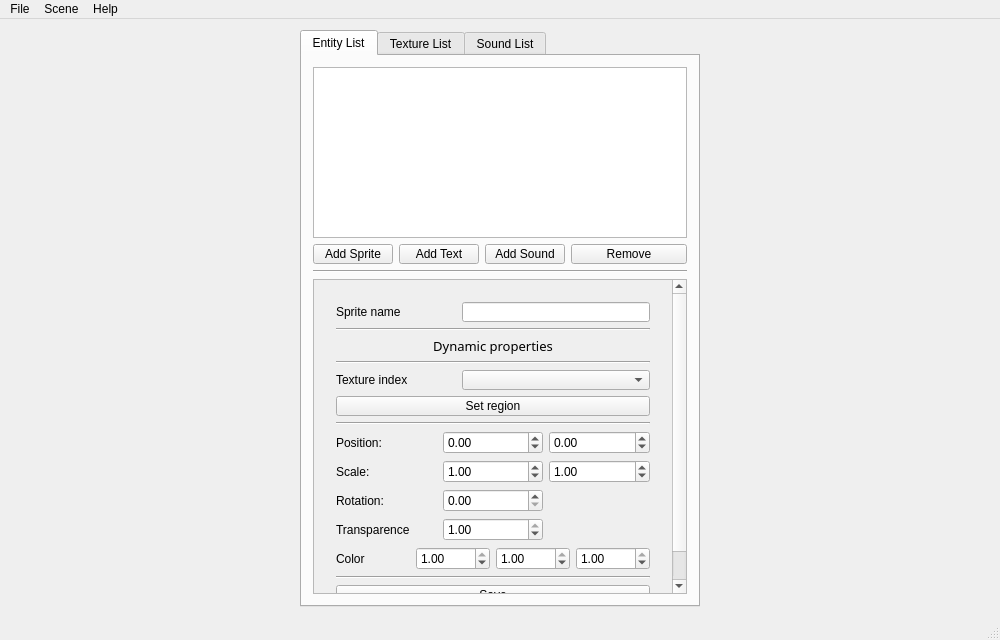
Old version of the form forms/MainWindow.ui in the repository AndreyTulyakov/LightRabbit-Clipsed.
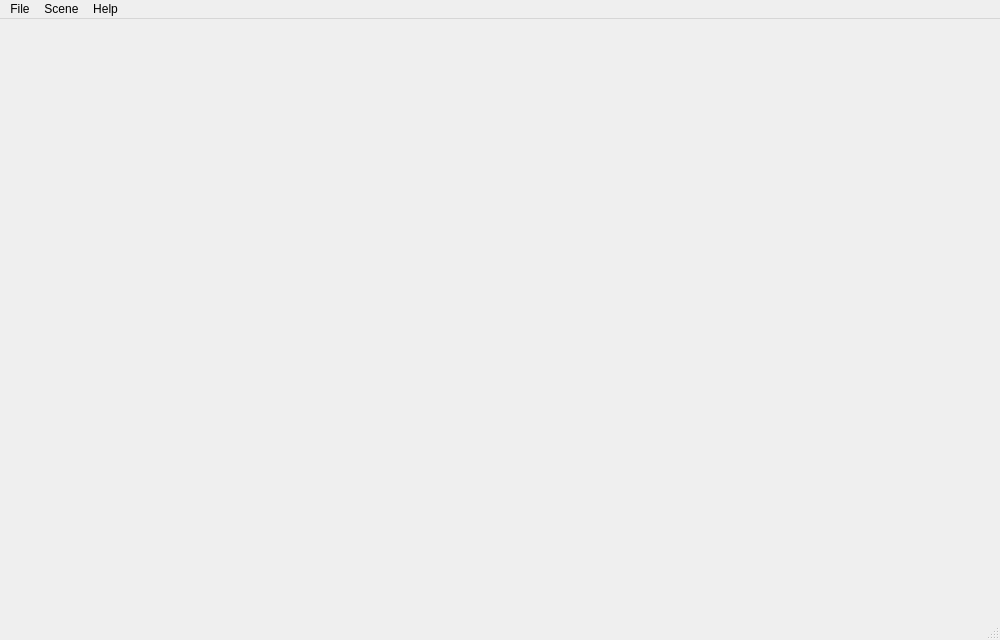
New version of the form. The open tabs and pages were chosen to show the change.

Commit message: Created TimeLineWidget and TimeLineContainerWidget

The edit to the form file:
```diff
--- a/forms/MainWindow.ui
+++ b/forms/MainWindow.ui
@@ -32,616 +32,12 @@
    <bool>false</bool>
   </property>
   <widget class="QWidget" name="centralWidget">
-   <layout class="QHBoxLayout" name="horizontalLayout_2">
-    <item>
-     <widget class="QTabWidget" name="ListTabs">
-      <property name="sizePolicy">
-       <sizepolicy hsizetype="Fixed" vsizetype="Expanding">
-        <horstretch>0</horstretch>
-        <verstretch>0</verstretch>
-       </sizepolicy>
-      </property>
-      <property name="minimumSize">
-       <size>
-        <width>400</width>
-        <height>330</height>
-       </size>
-      </property>
-      <property name="maximumSize">
-       <size>
-        <width>400</width>
-        <height>1000</height>
-       </size>
-      </property>
-      <property name="tabPosition">
-       <enum>QTabWidget::North</enum>
-      </property>
-      <property name="tabShape">
-       <enum>QTabWidget::Rounded</enum>
-      </property>
-      <property name="currentIndex">
-       <number>0</number>
-      </property>
-      <property name="elideMode">
-       <enum>Qt::ElideNone</enum>
-      </property>
-      <property name="usesScrollButtons">
-       <bool>false</bool>
-      </property>
-      <widget class="QWidget" name="tab_Entity">
-       <attribute name="title">
-        <string>Entity List</string>
-       </attribute>
-       <layout class="QGridLayout" name="gridLayout_4">
-        <item row="3" column="0">
-         <layout class="QGridLayout" name="gridLayout_5">
-          <item row="0" column="2">
-           <widget class="QPushButton" name="AddText">
-            <property name="maximumSize">
-             <size>
-              <width>80</width>
-              <height>20</height>
-             </size>
-            </property>
-            <property name="text">
-             <string>Add Text</string>
-            </property>
-           </widget>
-          </item>
-          <item row="0" column="0">
-           <widget class="QPushButton" name="AddSprite">
-            <property name="maximumSize">
-             <size>
-              <width>80</width>
-              <height>20</height>
-             </size>
-            </property>
-            <property name="text">
-             <string>Add Sprite</string>
-            </property>
-           </widget>
-          </item>
-          <item row="0" column="4">
-           <widget class="QPushButton" name="RemoveEntity">
-            <property name="maximumSize">
-             <size>
-              <width>120</width>
-              <height>20</height>
-             </size>
-            </property>
-            <property name="text">
-             <string>Remove</string>
-            </property>
-           </widget>
-          </item>
-          <item row="0" column="3">
-           <widget class="QPushButton" name="AddSound">
-            <property name="maximumSize">
-             <size>
-              <width>80</width>
-              <height>20</height>
-             </size>
-            </property>
-            <property name="text">
-             <string>Add Sound</string>
-            </property>
-           </widget>
-          </item>
-         </layout>
-        </item>
-        <item row="0" column="0">
-         <widget class="QListWidget" name="EntityListWidget"/>
-        </item>
-        <item row="5" column="0">
-         <widget class="QScrollArea" name="scrollArea">
-          <property name="widgetResizable">
-           <bool>true</bool>
-          </property>
-          <widget class="QWidget" name="scrollAreaWidgetContents">
-           <property name="geometry">
-            <rect>
-             <x>0</x>
-             <y>0</y>
-             <width>360</width>
-             <height>354</height>
-            </rect>
-           </property>
-           <layout class="QGridLayout" name="gridLayout_2">
-            <item row="0" column="0">
-             <widget class="QStackedWidget" name="tabProperty">
-              <property name="enabled">
-               <bool>true</bool>
-              </property>
-              <property name="sizePolicy">
-               <sizepolicy hsizetype="Expanding" vsizetype="Expanding">
-                <horstretch>0</horstretch>
-                <verstretch>0</verstretch>
-               </sizepolicy>
-              </property>
-              <property name="maximumSize">
-               <size>
-                <width>500</width>
-                <height>16777215</height>
-               </size>
-              </property>
-              <property name="currentIndex">
-               <number>2</number>
-              </property>
-              <widget class="QWidget" name="tab_EditSprite" native="true">
-               <layout class="QVBoxLayout" name="verticalLayout">
-                <item>
-                 <layout class="QHBoxLayout" name="horizontalLayout">
-                  <item>
-                   <widget class="QLabel" name="label">
-                    <property name="sizePolicy">
-                     <sizepolicy hsizetype="Preferred" vsizetype="Preferred">
-                      <horstretch>0</horstretch>
-                      <verstretch>0</verstretch>
-                     </sizepolicy>
-                    </property>
-                    <property name="maximumSize">
-                     <size>
-                      <width>120</width>
-                      <height>20</height>
-                     </size>
-                    </property>
-                    <property name="text">
-                     <string>Sprite name</string>
-                    </property>
-                   </widget>
-                  </item>
-                  <item>
-                   <widget class="QLineEdit" name="editSpriteName">
-                    <property name="sizePolicy">
-                     <sizepolicy hsizetype="Preferred" vsizetype="Fixed">
-                      <horstretch>0</horstretch>
-                      <verstretch>0</verstretch>
-                     </sizepolicy>
-                    </property>
-                    <property name="maximumSize">
-                     <size>
-                      <width>16777215</width>
-                      <height>20</height>
-                     </size>
-                    </property>
-                    <property name="text">
-                     <string/>
-                    </property>
-                   </widget>
-                  </item>
-                 </layout>
-                </item>
-                <item>
-                 <widget class="Line" name="line_3">
-                  <property name="orientation">
-                   <enum>Qt::Horizontal</enum>
-                  </property>
-                 </widget>
-                </item>
-                <item>
-                 <widget class="QLabel" name="label_7">
-                  <property name="font">
-                   <font>
-                    <family>Abyssinica SIL</family>
-                    <pointsize>10</pointsize>
-                   </font>
-                  </property>
-                  <property name="text">
-                   <string>Dynamic properties</string>
-                  </property>
-                  <property name="alignment">
-                   <set>Qt::AlignCenter</set>
-                  </property>
-                 </widget>
-                </item>
-                <item>
-                 <widget class="Line" name="line_5">
-                  <property name="orientation">
-                   <enum>Qt::Horizontal</enum>
-                  </property>
-                 </widget>
-                </item>
-                <item>
-                 <layout class="QHBoxLayout" name="horizontalLayout_3">
-                  <item>
-                   <widget class="QLabel" name="label_2">
-                    <property name="maximumSize">
-                     <size>
-                      <width>120</width>
-                      <height>20</height>
-                     </size>
-                    </property>
-                    <property name="text">
-                     <string>Texture index</string>
-                    </property>
-                   </widget>
-                  </item>
-                  <item>
-                   <widget class="QComboBox" name="cb_TextureSelector">
-                    <property name="maximumSize">
-                     <size>
-                      <width>16777215</width>
-                      <height>20</height>
-                     </size>
-                    </property>
-                   </widget>
-                  </item>
-                 </layout>
-                </item>
-                <item>
-                 <widget class="QPushButton" name="pushButton">
-                  <property name="maximumSize">
-                   <size>
-                    <width>16777215</width>
-                    <height>20</height>
-                   </size>
-                  </property>
-                  <property name="text">
-                   <string>Set region</string>
-                  </property>
-                 </widget>
-                </item>
-                <item>
-                 <widget class="Line" name="line_4">
-                  <property name="orientation">
-                   <enum>Qt::Horizontal</enum>
-                  </property>
-                 </widget>
-                </item>
-                <item>
-                 <layout class="QGridLayout" name="gridLayout_9">
-                  <item row="1" column="0">
-                   <widget class="QLabel" name="label_10">
-                    <property name="text">
-                     <string>Scale:</string>
-                    </property>
-                   </widget>
-                  </item>
-                  <item row="0" column="1">
-                   <widget class="QDoubleSpinBox" name="sb_PositionX">
-                    <property name="minimum">
-                     <double>-10000.000000000000000</double>
-                    </property>
-                    <property name="maximum">
-                     <double>10000.000000000000000</double>
-                    </property>
-                   </widget>
-                  </item>
-                  <item row="0" column="0">
-                   <widget class="QLabel" name="label_8">
-                    <property name="text">
-                     <string>Position:</string>
-                    </property>
-                   </widget>
-                  </item>
-                  <item row="0" column="2">
-                   <widget class="QDoubleSpinBox" name="sb_PositionY">
-                    <property name="minimum">
-                     <double>-10000.000000000000000</double>
-                    </property>
-                    <property name="maximum">
-                     <double>10000.000000000000000</double>
-                    </property>
-                   </widget>
-                  </item>
-                  <item row="1" column="2">
-                   <widget class="QDoubleSpinBox" name="sb_ScaleY">
-                    <property name="minimum">
-                     <double>0.010000000000000</double>
-                    </property>
-                    <property name="maximum">
-                     <double>1000.000000000000000</double>
-                    </property>
-                    <property name="singleStep">
-                     <double>0.100000000000000</double>
-                    </property>
-                    <property name="value">
-                     <double>1.000000000000000</double>
-                    </property>
-                   </widget>
-                  </item>
-                  <item row="2" column="0">
-                   <widget class="QLabel" name="label_9">
-                    <property name="text">
-                     <string>Rotation:</string>
-                    </property>
-                   </widget>
-                  </item>
-                  <item row="1" column="1">
-                   <widget class="QDoubleSpinBox" name="sb_ScaleX">
-                    <property name="minimum">
-                     <double>0.010000000000000</double>
-                    </property>
-                    <property name="maximum">
-                     <double>1000.000000000000000</double>
-                    </property>
-                    <property name="singleStep">
-                     <double>0.100000000000000</double>
-                    </property>
-                    <property name="value">
-                     <double>1.000000000000000</double>
-                    </property>
-                   </widget>
-                  </item>
-                  <item row="3" column="0">
-                   <widget class="QLabel" name="label_11">
-                    <property name="minimumSize">
-                     <size>
-                      <width>100</width>
-                      <height>0</height>
-                     </size>
-                    </property>
-                    <property name="text">
-                     <string>Transparence</string>
-                    </property>
-                   </widget>
-                  </item>
-                  <item row="2" column="1">
-                   <widget class="QDoubleSpinBox" name="sb_Rotation">
-                    <property name="maximum">
-                     <double>1000.000000000000000</double>
-                    </property>
-                   </widget>
-                  </item>
-                  <item row="3" column="1">
-                   <widget class="QDoubleSpinBox" name="sb_Alpha">
-                    <property name="maximum">
-                     <double>1.000000000000000</double>
-                    </property>
-                    <property name="singleStep">
-                     <double>0.010000000000000</double>
-                    </property>
-                    <property name="value">
-                     <double>1.000000000000000</double>
-                    </property>
-                   </widget>
-                  </item>
-                 </layout>
-                </item>
-                <item>
-                 <layout class="QGridLayout" name="gridLayout_7">
-                  <item row="4" column="0">
-                   <widget class="QLabel" name="label_12">
-                    <property name="text">
-                     <string>Color</string>
-                    </property>
-                   </widget>
-                  </item>
-                  <item row="4" column="3">
-                   <widget class="QDoubleSpinBox" name="sb_ColorB">
-                    <property name="maximum">
-                     <double>1.000000000000000</double>
-                    </property>
-                    <property name="singleStep">
-                     <double>0.010000000000000</double>
-                    </property>
-                    <property name="value">
-                     <double>1.000000000000000</double>
-                    </property>
-                   </widget>
-                  </item>
-                  <item row="4" column="1">
-                   <widget class="QDoubleSpinBox" name="sb_ColorR">
-                    <property name="maximum">
-                     <double>1.000000000000000</double>
-                    </property>
-                    <property name="singleStep">
-                     <double>0.010000000000000</double>
-                    </property>
-                    <property name="value">
-                     <double>1.000000000000000</double>
-                    </property>
-                   </widget>
-                  </item>
-                  <item row="4" column="2">
-                   <widget class="QDoubleSpinBox" name="sb_ColorG">
-                    <property name="maximum">
-                     <double>1.000000000000000</double>
-                    </property>
-                    <property name="singleStep">
-                     <double>0.010000000000000</double>
-                    </property>
-                    <property name="value">
-                     <double>1.000000000000000</double>
-                    </property>
-                   </widget>
-                  </item>
-                 </layout>
-                </item>
-                <item>
-                 <widget class="Line" name="line_6">
-                  <property name="orientation">
-                   <enum>Qt::Horizontal</enum>
-                  </property>
-                 </widget>
-                </item>
-                <item>
-                 <widget class="QPushButton" name="button_SaveProperties">
-                  <property name="maximumSize">
-                   <size>
-                    <width>16777215</width>
-                    <height>20</height>
-                   </size>
-                  </property>
-                  <property name="text">
-                   <string>Save</string>
-                  </property>
-                 </widget>
-                </item>
-               </layout>
-              </widget>
-              <widget class="QWidget" name="tab_EditText" native="true">
-               <layout class="QGridLayout" name="gridLayout_6">
-                <item row="0" column="0">
-                 <layout class="QHBoxLayout" name="horizontalLayout_4">
-                  <item>
-                   <widget class="QLabel" name="label_3">
-                    <property name="maximumSize">
-                     <size>
-                      <width>16777215</width>
-                      <height>20</height>
-                     </size>
-                    </property>
-                    <property name="text">
-                     <string>Text object name</string>
-                    </property>
-                   </widget>
-                  </item>
-                  <item>
-                   <widget class="QLineEdit" name="le_textName">
-                    <property name="maximumSize">
-                     <size>
-                      <width>16777215</width>
-                      <height>20</height>
-                     </size>
-                    </property>
-                   </widget>
-                  </item>
-                 </layout>
-                </item>
-                <item row="1" column="0">
-                 <spacer name="verticalSpacer_2">
-                  <property name="orientation">
-                   <enum>Qt::Vertical</enum>
-                  </property>
-                  <property name="sizeHint" stdset="0">
-                   <size>
-                    <width>20</width>
-                    <height>40</height>
-                   </size>
-                  </property>
-                 </spacer>
-                </item>
-               </layout>
-              </widget>
-              <widget class="QWidget" name="tab_EditSound" native="true">
-               <layout class="QGridLayout" name="gridLayout_8">
-                <item row="0" column="0">
-                 <layout class="QHBoxLayout" name="horizontalLayout_5">
-                  <item>
-                   <widget class="QLabel" name="label_4">
-                    <property name="maximumSize">
-                     <size>
-                      <width>16777215</width>
-                      <height>20</height>
-                     </size>
-                    </property>
-                    <property name="text">
-                     <string>Sound object name</string>
-                    </property>
-                   </widget>
-                  </item>
-                  <item>
-                   <widget class="QLineEdit" name="le_soundName">
-                    <property name="maximumSize">
-                     <size>
-                      <width>16777215</width>
-                      <height>20</height>
-                     </size>
-                    </property>
-                   </widget>
-                  </item>
-                 </layout>
-                </item>
-                <item row="1" column="0">
-                 <spacer name="verticalSpacer">
-                  <property name="orientation">
-                   <enum>Qt::Vertical</enum>
-                  </property>
-                  <property name="sizeHint" stdset="0">
-                   <size>
-                    <width>20</width>
-                    <height>40</height>
-                   </size>
-                  </property>
-                 </spacer>
-                </item>
-               </layout>
-              </widget>
-             </widget>
-            </item>
-           </layout>
-          </widget>
-         </widget>
-        </item>
-        <item row="4" column="0">
-         <widget class="Line" name="line">
-          <property name="orientation">
-           <enum>Qt::Horizontal</enum>
-          </property>
-         </widget>
-        </item>
-       </layout>
-      </widget>
-      <widget class="QWidget" name="tab_Texture">
-       <attribute name="title">
-        <string>Texture List</string>
-       </attribute>
-       <layout class="QGridLayout" name="gridLayout_3">
-        <item row="0" column="0" colspan="2">
-         <widget class="QListWidget" name="TextureListWidget">
-          <property name="sizePolicy">
-           <sizepolicy hsizetype="Maximum" vsizetype="Maximum">
-            <horstretch>0</horstretch>
-            <verstretch>0</verstretch>
-           </sizepolicy>
-          </property>
-          <property name="maximumSize">
-           <size>
-            <width>500</width>
-            <height>800</height>
-           </size>
-          </property>
-         </widget>
-        </item>
-        <item row="1" column="0">
-         <widget class="QPushButton" name="pushButton_AddTexture">
-          <property name="maximumSize">
-           <size>
-            <width>16777215</width>
-            <height>20</height>
-           </size>
-          </property>
-          <property name="text">
-           <string>Add</string>
-          </property>
-         </widget>
-        </item>
-        <item row="1" column="1">
-         <widget class="QPushButton" name="pushButton_RemoveTexture">
-          <property name="maximumSize">
-           <size>
-            <width>16777215</width>
-            <height>20</height>
-           </size>
-          </property>
-          <property name="text">
-           <string>Remove</string>
-          </property>
-         </widget>
-        </item>
-       </layout>
-      </widget>
-      <widget class="QWidget" name="tab_5">
-       <attribute name="title">
-        <string>Sound List</string>
-       </attribute>
-       <layout class="QVBoxLayout" name="verticalLayout_4">
-        <item>
-         <widget class="QListWidget" name="soundListWidget"/>
-        </item>
-       </layout>
-      </widget>
-     </widget>
-    </item>
-    <item>
-     <layout class="QGridLayout" name="gridLayout">
-      <property name="sizeConstraint">
-       <enum>QLayout::SetFixedSize</enum>
-      </property>
-      <property name="spacing">
-       <number>1</number>
-      </property>
+   <layout class="QGridLayout" name="gridLayout_10">
+    <item row="0" column="1">
+     <layout class="QVBoxLayout" name="verticalLayout">
+      <item>
+       <layout class="QGridLayout" name="gridLayout"/>
+      </item>
      </layout>
     </item>
    </layout>
```
The commit also changes 8 other files.
